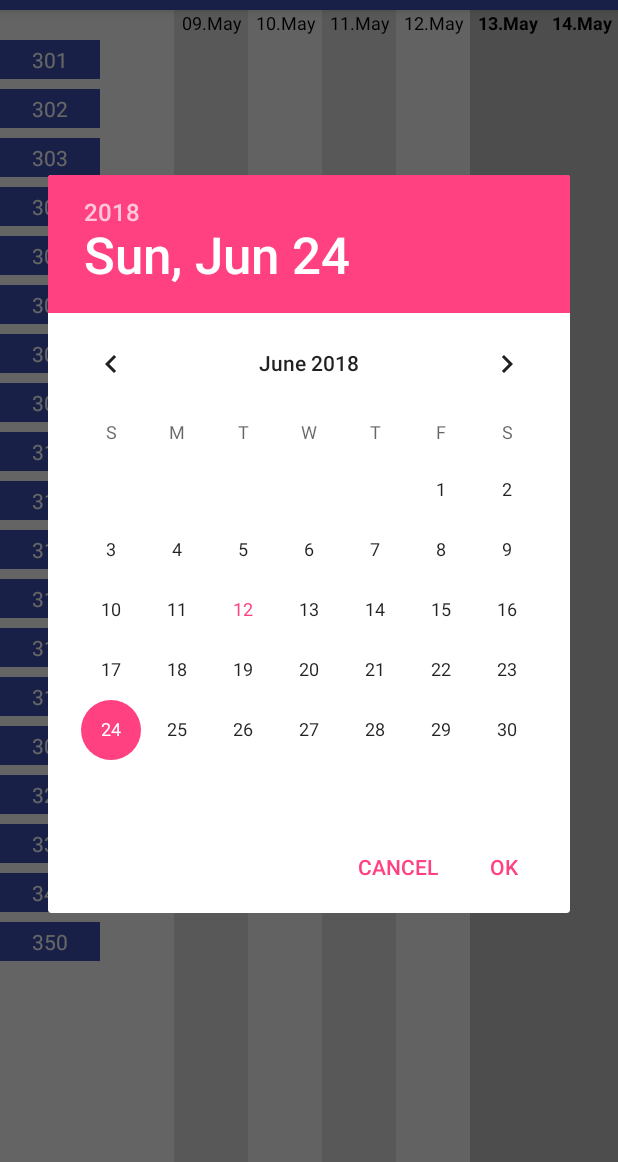
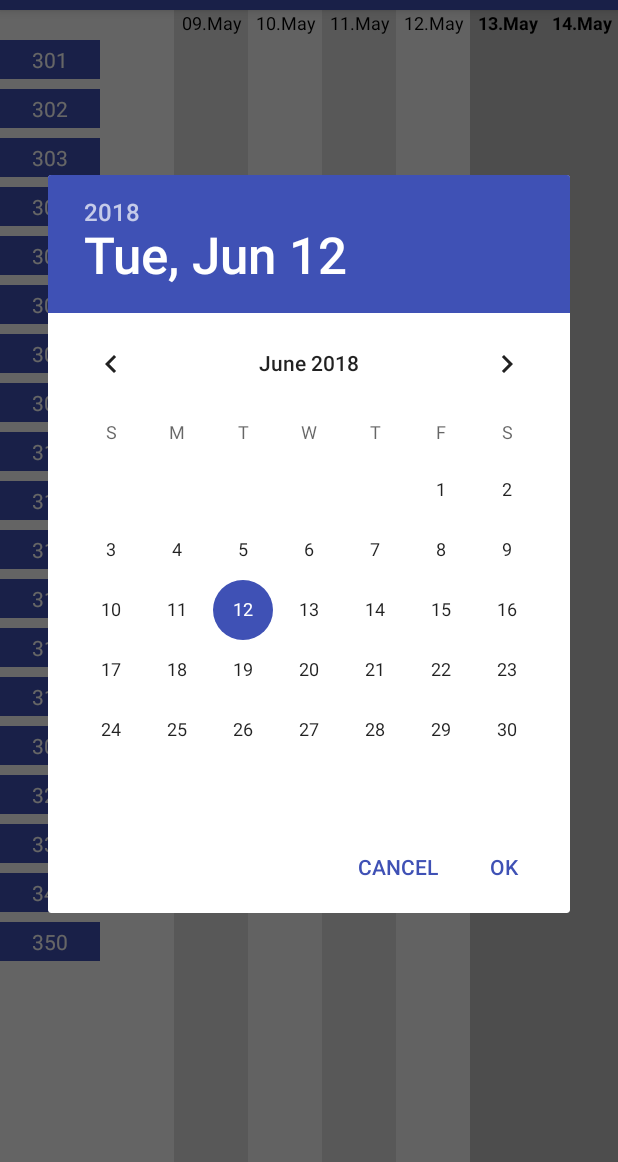
Before and after one commit to cyrilwelschen/Reservationen, an Android app: the screen it shows after launch (MainActivity), after a tap on "pick_date", on a phone screen of 412 x 824 dp, the part 74-1236 px from its top. Run offline under Robolectric (Android 15) with nearby library versions, the phone set to English and light mode, and no system bars; 1 statement that could not run was skipped.

Commit message:
fix date picker color and refactoring

```diff
--- a/app/src/main/java/com/example/cyrilwelschen/reservationen/MainActivity.java
+++ b/app/src/main/java/com/example/cyrilwelschen/reservationen/MainActivity.java
@@ -13,14 +13,14 @@ import android.icu.util.Calendar;
 import android.support.v4.app.ActivityCompat;
 import android.support.v7.app.AppCompatActivity;
 import android.os.Bundle;
-import android.util.Log;
 import android.view.Display;
 import android.view.Menu;
 import android.view.MenuInflater;
 import android.view.MenuItem;
-import android.view.View;
 import android.widget.DatePicker;
 import android.widget.Toast;
+
+import java.util.Date;
 
 
 public class MainActivity extends AppCompatActivity {
@@ -68,7 +68,6 @@ public class MainActivity extends AppCompatActivity {
                     String action = intent.getAction();
                     if (DownloadManager.ACTION_DOWNLOAD_COMPLETE.equals(action)) {
                         displayManager.displayReservations();
-                        displayManager.scrollToToday();
                     }
                 }
             };
@@ -108,8 +107,11 @@ public class MainActivity extends AppCompatActivity {
                 return true;
 
             case R.id.pick_date:
-                DatePickerDialog datePickerDialog = createDialogWithoutDateField();
-                datePickerDialog.setOnDateSetListener(new DatePickerDialog.OnDateSetListener() {
+                Calendar c = Calendar.getInstance();
+                int year = c.get(Calendar.YEAR);
+                int month = c.get(Calendar.MONTH);
+                int day = c.get(Calendar.DAY_OF_MONTH);
+                DatePickerDialog datePickerDialog = new DatePickerDialog(this, new DatePickerDialog.OnDateSetListener() {
                     @Override
                     public void onDateSet(DatePicker datePicker, int i, int i1, int i2) {
                         Calendar datePicked = Calendar.getInstance();
@@ -118,7 +120,7 @@ public class MainActivity extends AppCompatActivity {
                         datePicked.set(Calendar.DAY_OF_MONTH, datePicker.getDayOfMonth());
                         displayManager.scrollToDate(datePicked);
                     }
-                });
+                }, year, month, day);
                 datePickerDialog.show();
                 return true;
 
@@ -132,32 +134,4 @@ public class MainActivity extends AppCompatActivity {
                 return super.onOptionsItemSelected(item);
         }
     }
-
-    private DatePickerDialog createDialogWithoutDateField() {
-        // todo: this doesn't work, make it work without attempting to display only month and year
-        // todo: change color of date picker to app theme
-        DatePickerDialog dpd = new DatePickerDialog(this, null, 2018, 5, 24);
-        try {
-            java.lang.reflect.Field[] datePickerDialogFields = dpd.getClass().getDeclaredFields();
-            for (java.lang.reflect.Field datePickerDialogField : datePickerDialogFields) {
-                if (datePickerDialogField.getName().equals("mDatePicker")) {
-                    datePickerDialogField.setAccessible(true);
-                    DatePicker datePicker = (DatePicker) datePickerDialogField.get(dpd);
-                    java.lang.reflect.Field[] datePickerFields = datePickerDialogField.getType().getDeclaredFields();
-                    for (java.lang.reflect.Field datePickerField : datePickerFields) {
-                        Log.i("test", datePickerField.getName());
-                        if ("mDaySpinner".equals(datePickerField.getName())) {
-                            datePickerField.setAccessible(true);
-                            Object dayPicker = datePickerField.get(datePicker);
-                            ((View) dayPicker).setVisibility(View.GONE);
-                        }
-                    }
-                }
-            }
-        }
-        catch (Exception ex) {
-            Log.e("DatePicker", ex.toString());
-        }
-        return dpd;
-    }
 }
--- a/app/src/main/res/mipmap-anydpi-v26/ic_launcher.xml
+++ b/app/src/main/res/mipmap-anydpi-v26/ic_launcher.xml
@@ -1,5 +1,5 @@
 <?xml version="1.0" encoding="utf-8"?>
 <adaptive-icon xmlns:android="http://schemas.android.com/apk/res/android">
-    <background android:drawable="@color/ic_launcher_background"/>
+    <background android:drawable="@color/colorPrimary"/>
     <foreground android:drawable="@drawable/ic_launcher_foreground"/>
 </adaptive-icon>
--- a/app/src/main/res/values/styles.xml
+++ b/app/src/main/res/values/styles.xml
@@ -8,6 +8,13 @@
         <item name="colorAccent">@color/colorAccent</item>
         <!-- <item name="windowActionBar">false</item>
         <item name="windowNoTitle">true</item> -->
+        <item name="android:datePickerDialogTheme">@style/MyDatePickerDialogTheme</item>
+    </style>
+
+    <style name="MyDatePickerDialogTheme" parent="android:Theme.Material.Light.Dialog">
+        <item name="android:colorPrimary">@color/colorPrimary</item>
+        <item name="android:colorPrimaryDark">@color/colorPrimary</item>
+        <item name="android:colorAccent">@color/colorPrimary</item>
     </style>
 
 </resources>
```
